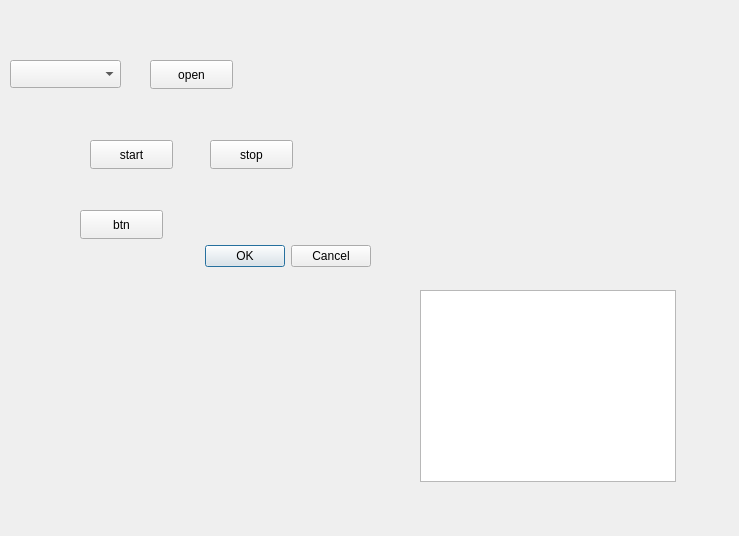
Qt form comportadd.ui (Nikonoffcmi/diplome) before a commit.
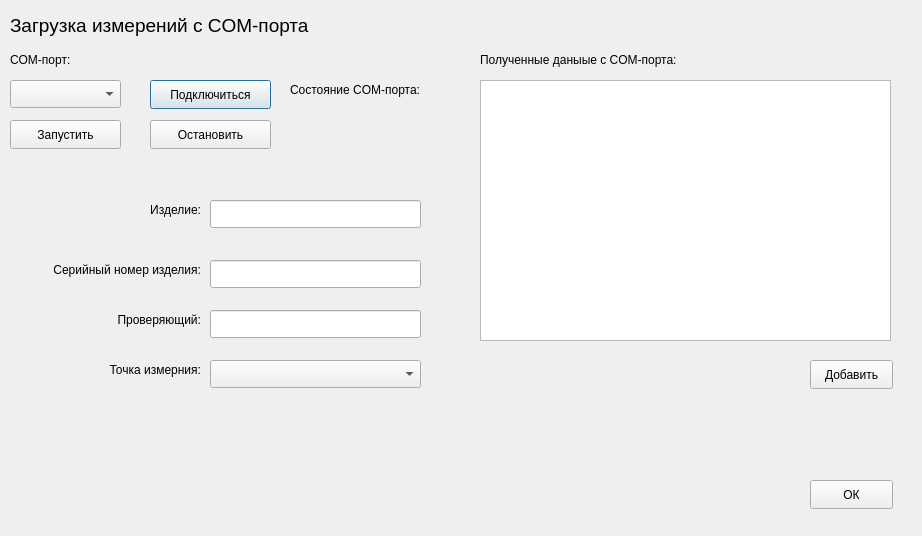
The same form after that commit.

What changed in the file:
```diff
--- a/comportadd.ui
+++ b/comportadd.ui
@@ -6,34 +6,18 @@
    <rect>
     <x>0</x>
     <y>0</y>
-    <width>739</width>
+    <width>922</width>
     <height>536</height>
    </rect>
   </property>
   <property name="windowTitle">
    <string>Dialog</string>
   </property>
-  <widget class="QDialogButtonBox" name="buttonBox">
-   <property name="geometry">
-    <rect>
-     <x>30</x>
-     <y>240</y>
-     <width>341</width>
-     <height>32</height>
-    </rect>
-   </property>
-   <property name="orientation">
-    <enum>Qt::Orientation::Horizontal</enum>
-   </property>
-   <property name="standardButtons">
-    <set>QDialogButtonBox::StandardButton::Cancel|QDialogButtonBox::StandardButton::Ok</set>
-   </property>
-  </widget>
   <widget class="QComboBox" name="cmbPorts">
    <property name="geometry">
     <rect>
      <x>10</x>
-     <y>60</y>
+     <y>80</y>
      <width>111</width>
      <height>28</height>
     </rect>
@@ -43,62 +27,237 @@
    <property name="geometry">
     <rect>
      <x>150</x>
-     <y>60</y>
-     <width>83</width>
+     <y>80</y>
+     <width>121</width>
      <height>29</height>
     </rect>
    </property>
    <property name="text">
-    <string>open</string>
+    <string>Подключиться</string>
    </property>
   </widget>
   <widget class="QPushButton" name="btnStart">
    <property name="geometry">
     <rect>
-     <x>90</x>
-     <y>140</y>
-     <width>83</width>
+     <x>10</x>
+     <y>120</y>
+     <width>111</width>
      <height>29</height>
     </rect>
    </property>
    <property name="text">
-    <string>start</string>
+    <string>Запустить</string>
    </property>
   </widget>
   <widget class="QPushButton" name="btnStop">
    <property name="geometry">
     <rect>
-     <x>210</x>
-     <y>140</y>
-     <width>83</width>
+     <x>150</x>
+     <y>120</y>
+     <width>121</width>
      <height>29</height>
     </rect>
    </property>
    <property name="text">
-    <string>stop</string>
+    <string>Остановить</string>
    </property>
   </widget>
   <widget class="QPushButton" name="btnChangeSpeed">
    <property name="geometry">
     <rect>
-     <x>80</x>
-     <y>210</y>
+     <x>810</x>
+     <y>360</y>
      <width>83</width>
      <height>29</height>
     </rect>
    </property>
    <property name="text">
-    <string>btn</string>
+    <string>Добавить</string>
    </property>
   </widget>
-  <widget class="QListWidget" name="lstMessages">
+  <widget class="QLabel" name="label">
    <property name="geometry">
     <rect>
-     <x>420</x>
-     <y>290</y>
-     <width>256</width>
-     <height>192</height>
+     <x>10</x>
+     <y>10</y>
+     <width>381</width>
+     <height>31</height>
     </rect>
+   </property>
+   <property name="font">
+    <font>
+     <pointsize>14</pointsize>
+    </font>
+   </property>
+   <property name="text">
+    <string>Загрузка измерений с COM-порта</string>
+   </property>
+  </widget>
+  <widget class="QLabel" name="label_4">
+   <property name="geometry">
+    <rect>
+     <x>10</x>
+     <y>260</y>
+     <width>191</width>
+     <height>20</height>
+    </rect>
+   </property>
+   <property name="text">
+    <string>&lt;html&gt;&lt;head/&gt;&lt;body&gt;&lt;p align=&quot;right&quot;&gt;Серийный номер изделия:&lt;/p&gt;&lt;/body&gt;&lt;/html&gt;</string>
+   </property>
+  </widget>
+  <widget class="QLineEdit" name="lineEditProduct">
+   <property name="geometry">
+    <rect>
+     <x>210</x>
+     <y>200</y>
+     <width>211</width>
+     <height>28</height>
+    </rect>
+   </property>
+  </widget>
+  <widget class="QLabel" name="label_5">
+   <property name="geometry">
+    <rect>
+     <x>10</x>
+     <y>310</y>
+     <width>191</width>
+     <height>20</height>
+    </rect>
+   </property>
+   <property name="text">
+    <string>&lt;html&gt;&lt;head/&gt;&lt;body&gt;&lt;p align=&quot;right&quot;&gt;Проверяющий:&lt;/p&gt;&lt;/body&gt;&lt;/html&gt;</string>
+   </property>
+  </widget>
+  <widget class="QLabel" name="label_3">
+   <property name="geometry">
+    <rect>
+     <x>20</x>
+     <y>200</y>
+     <width>181</width>
+     <height>20</height>
+    </rect>
+   </property>
+   <property name="text">
+    <string>&lt;html&gt;&lt;head/&gt;&lt;body&gt;&lt;p align=&quot;right&quot;&gt;Изделие:&lt;/p&gt;&lt;/body&gt;&lt;/html&gt;</string>
+   </property>
+  </widget>
+  <widget class="QLineEdit" name="lineEditProductSerial">
+   <property name="geometry">
+    <rect>
+     <x>210</x>
+     <y>260</y>
+     <width>211</width>
+     <height>28</height>
+    </rect>
+   </property>
+  </widget>
+  <widget class="QLineEdit" name="lineEditInspector">
+   <property name="geometry">
+    <rect>
+     <x>210</x>
+     <y>310</y>
+     <width>211</width>
+     <height>28</height>
+    </rect>
+   </property>
+  </widget>
+  <widget class="QLabel" name="label_6">
+   <property name="geometry">
+    <rect>
+     <x>10</x>
+     <y>50</y>
+     <width>131</width>
+     <height>20</height>
+    </rect>
+   </property>
+   <property name="text">
+    <string>&lt;html&gt;&lt;head/&gt;&lt;body&gt;&lt;p&gt;COM-порт:&lt;/p&gt;&lt;/body&gt;&lt;/html&gt;</string>
+   </property>
+  </widget>
+  <widget class="QLabel" name="label_7">
+   <property name="geometry">
+    <rect>
+     <x>10</x>
+     <y>360</y>
+     <width>191</width>
+     <height>20</height>
+    </rect>
+   </property>
+   <property name="text">
+    <string>&lt;html&gt;&lt;head/&gt;&lt;body&gt;&lt;p align=&quot;right&quot;&gt;Точка измерния:&lt;/p&gt;&lt;/body&gt;&lt;/html&gt;</string>
+   </property>
+  </widget>
+  <widget class="QComboBox" name="cmbPoint">
+   <property name="geometry">
+    <rect>
+     <x>210</x>
+     <y>360</y>
+     <width>211</width>
+     <height>28</height>
+    </rect>
+   </property>
+  </widget>
+  <widget class="QLabel" name="label_8">
+   <property name="geometry">
+    <rect>
+     <x>480</x>
+     <y>50</y>
+     <width>271</width>
+     <height>20</height>
+    </rect>
+   </property>
+   <property name="text">
+    <string>&lt;html&gt;&lt;head/&gt;&lt;body&gt;&lt;p&gt;Полученные даныые с  COM-порта:&lt;/p&gt;&lt;/body&gt;&lt;/html&gt;</string>
+   </property>
+  </widget>
+  <widget class="QTableView" name="tableView">
+   <property name="geometry">
+    <rect>
+     <x>480</x>
+     <y>80</y>
+     <width>411</width>
+     <height>261</height>
+    </rect>
+   </property>
+  </widget>
+  <widget class="QLabel" name="label_9">
+   <property name="geometry">
+    <rect>
+     <x>290</x>
+     <y>80</y>
+     <width>171</width>
+     <height>20</height>
+    </rect>
+   </property>
+   <property name="text">
+    <string>&lt;html&gt;&lt;head/&gt;&lt;body&gt;&lt;p&gt;Состояние COM-порта:&lt;/p&gt;&lt;/body&gt;&lt;/html&gt;</string>
+   </property>
+  </widget>
+  <widget class="QLabel" name="label_10">
+   <property name="geometry">
+    <rect>
+     <x>290</x>
+     <y>125</y>
+     <width>161</width>
+     <height>20</height>
+    </rect>
+   </property>
+   <property name="text">
+    <string>&lt;html&gt;&lt;head/&gt;&lt;body&gt;&lt;p&gt;&lt;br/&gt;&lt;/p&gt;&lt;/body&gt;&lt;/html&gt;</string>
+   </property>
+  </widget>
+  <widget class="QPushButton" name="pushButton">
+   <property name="geometry">
+    <rect>
+     <x>810</x>
+     <y>480</y>
+     <width>83</width>
+     <height>29</height>
+    </rect>
+   </property>
+   <property name="text">
+    <string>ОК</string>
    </property>
   </widget>
  </widget>
```
Left out of the diff: 37 changed lines with no effect on the pictures.
